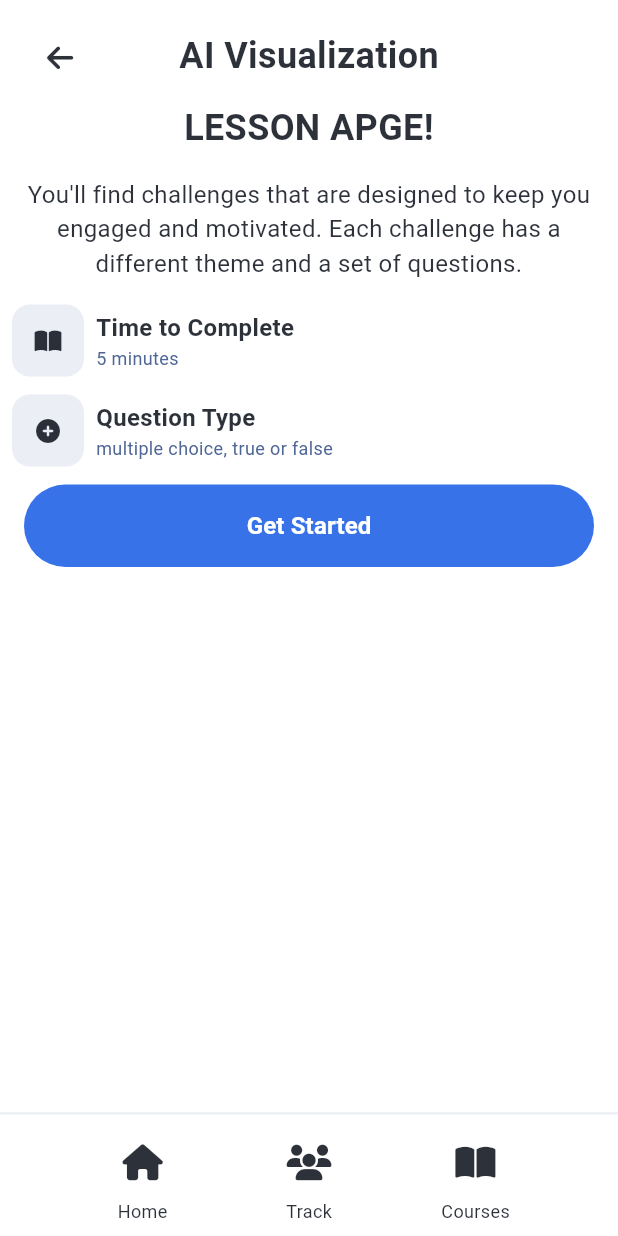
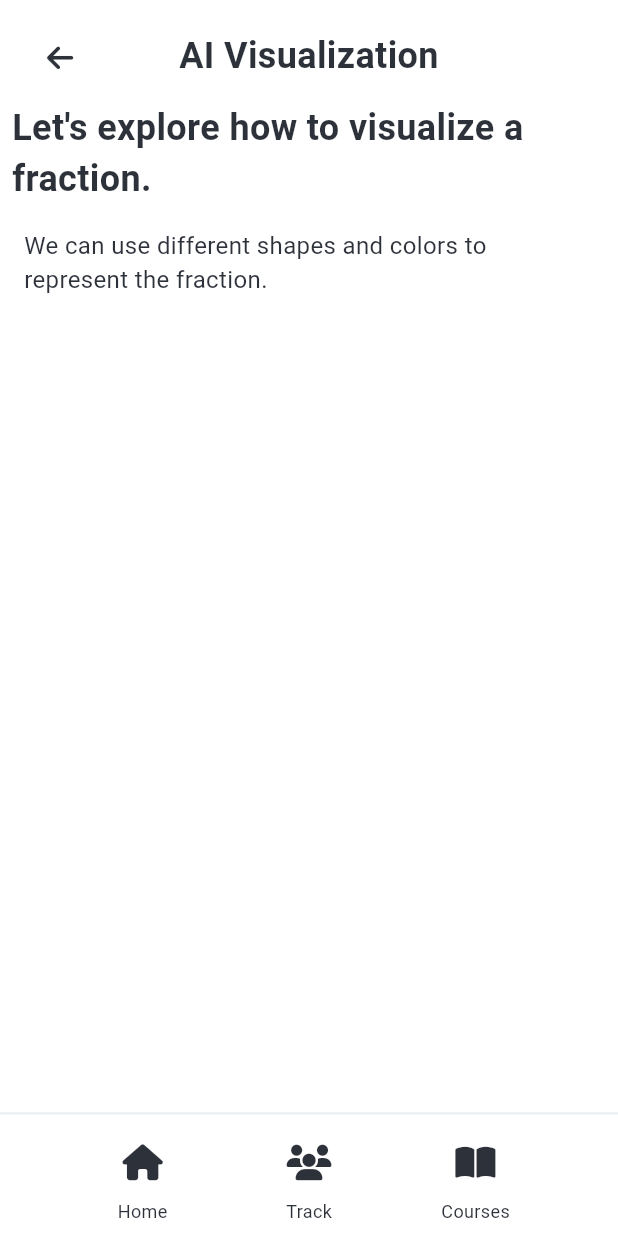
Before and after one commit to SiegfredLorelle/edugaite, a Flutter app: the LessonPage screen opened by its route, on a phone screen of 412 x 824 dp. Run offline on Flutter 3.47's test engine with Material 3 defaults, Android fonts, the phone set to English and light mode, and no system bars; our stand-ins replace audioplayers, carousel_slider, firebase_auth, firebase_core, flutter_bloc, font_awesome_flutter and 1 more; missing offline and left inert: flame, flame_behaviors, flame_tiled, leap, ordered_set, pathxp; accounts and stored records are empty; Roboto replaces fonts that are missing (Lexend); statements that could not run were skipped.

Commit message:
Edit text, remove unused widgets in lesson page

```diff
--- a/lib/screens/lesson.dart
+++ b/lib/screens/lesson.dart
@@ -44,6 +44,7 @@ class LessonPageHeader extends StatelessWidget {
               icon: const FaIcon(FontAwesomeIcons.arrowLeft, size: 20),
               color: const Color.fromRGBO(13, 18, 28, 0.867),
               onPressed: () {
+                Navigator.pop(context);
                 // Define your action here
               },
             ),
@@ -57,6 +58,7 @@ class LessonPageHeader extends StatelessWidget {
                 fontFamily: "Lexend",
                 fontWeight: FontWeight.bold,
               ),
+              textAlign: TextAlign.center, // Center the header text
             ),
           ),
         ],
@@ -73,13 +75,14 @@ class LessonPageBody extends StatelessWidget {
     return SingleChildScrollView(
       child: Container(
         child: Column(
+          crossAxisAlignment: CrossAxisAlignment.start, // Align all text to the left
           children: <Widget>[
             Container(
               color: Colors.white70,
               padding: const EdgeInsets.fromLTRB(8.0, 8.0, 8.0, 8.0),
               child: const Text(
-                "LESSON APGE!",
-                textAlign: TextAlign.center,
+                "Let's explore how to visualize a fraction.",
+                textAlign: TextAlign.left, // Align text to the left
                 style: TextStyle(
                   fontSize: 24.0,
                   color: Color.fromRGBO(13, 18, 28, 0.867),
@@ -92,132 +95,12 @@ class LessonPageBody extends StatelessWidget {
               color: Colors.white70,
               padding: const EdgeInsets.fromLTRB(16.0, 8.0, 16.0, 8.0),
               child: const Text(
-                "You'll find challenges that are designed to keep you engaged and motivated. Each challenge has a different theme and a set of questions.",
-                textAlign: TextAlign.center,
+                "We can use different shapes and colors to represent the fraction.",
+                textAlign: TextAlign.left, // Align text to the left
                 style: TextStyle(
                   fontSize: 16.0,
                   color: Color.fromRGBO(13, 18, 28, 0.867),
                   fontFamily: "Lexend",
-                ),
-              ),
-            ),
-            Container(
-              color: Colors.white70,
-              padding: const EdgeInsets.fromLTRB(8.0, 8.0, 8.0, 4.0),
-              child: Row(
-                children: <Widget>[
-                  Container(
-                    decoration: BoxDecoration(
-                      color: const Color.fromRGBO(232, 235, 242, 0.867), // Set your desir,
-                      borderRadius: BorderRadius.circular(12.0), // Border radius
-                    ),
-                    child: IconButton(
-                      icon: const FaIcon(
-                        FontAwesomeIcons.bookOpen,
-                        size: 16,
-                      ),
-                      color: const Color.fromRGBO(13, 18, 28, 0.867),
-                      onPressed: () {},
-                    ),
-                  ),
-                  const SizedBox(width: 8.0), // Add some spacing between the buttons
-                  Column(
-                    crossAxisAlignment: CrossAxisAlignment.start,
-                    children: const [
-                      Text(
-                        "Time to Complete",
-                        textAlign: TextAlign.center,
-                        style: TextStyle(
-                          fontSize: 16.0,
-                          color: Color.fromRGBO(13, 18, 28, 0.867), // Se
-                          fontFamily: "Lexend",
-                          fontWeight: FontWeight.bold,
-                        ),
-                      ),
-                      Text(
-                        "5 minutes",
-                        textAlign: TextAlign.center,
-                        style: TextStyle(
-                          fontSize: 12.0,
-                          color: Color.fromRGBO(79, 102, 150, 1), // Label text color
-                          fontFamily: "Lexend",
-                        ),
-                      ),
-                    ],
-                  ),
-                ],
-              ),
-            ),
-            Container(
-              color: Colors.white70,
-              padding: const EdgeInsets.fromLTRB(8.0, 8.0, 8.0, 4.0),
-              child: Row(
-                children: <Widget>[
-                  Container(
-                    decoration: BoxDecoration(
-                      color: const Color.fromRGBO(232, 235, 242, 0.867), // Set your desir,
-                      borderRadius: BorderRadius.circular(12.0), // Border radius
-                    ),
-                    child: IconButton(
-                      icon: const FaIcon(
-                        FontAwesomeIcons.circlePlus,
-                        size: 16,
-                      ),
-                      color: const Color.fromRGBO(13, 18, 28, 0.867),
-                      onPressed: () {},
-                    ),
-                  ),
-                  const SizedBox(width: 8.0), // Add some spacing between the buttons
-                  Column(
-                    crossAxisAlignment: CrossAxisAlignment.start,
-                    children: const [
-                      Text(
-                        "Question Type",
-                        textAlign: TextAlign.center,
-                        style: TextStyle(
-                          fontSize: 16.0,
-                          color: Color.fromRGBO(13, 18, 28, 0.867), // Se
-                          fontFamily: "Lexend",
-                          fontWeight: FontWeight.bold,
-                        ),
-                      ),
-                      Text(
-                        "multiple choice, true or false",
-                        textAlign: TextAlign.center,
-                        style: TextStyle(
-                          fontSize: 12.0,
-                          color: Color.fromRGBO(79, 102, 150, 1), // Label text color
-                          fontFamily: "Lexend",
-                        ),
-                      ),
-                    ],
-                  ),
-                ],
-              ),
-            ),
-            Container(
-              width: double.infinity,
-              padding: const EdgeInsets.symmetric(horizontal: 16.0, vertical: 8.0),
-              child: TextButton(
-                onPressed: () {
-                  // Define the button action here
-                },
-                style: TextButton.styleFrom(
-                  backgroundColor: const Color.fromRGBO(26, 92, 229,
-                        0.867), // Set your desired background color, // Set button color
-                  padding: const EdgeInsets.symmetric(vertical: 16.0), // Set padding
-                  shape: RoundedRectangleBorder(
-                    borderRadius: BorderRadius.circular(36.0), // Rounded edges
-                  ),
-                ),
-                child: const Text(
-                  'Get Started',
-                  style: TextStyle(
-                    color: Colors.white, // Set text color
-                    fontSize: 16.0, // Set text size
-                    fontFamily: "Lexend",
-                    fontWeight: FontWeight.bold,
-                  ),
                 ),
               ),
             ),
```
